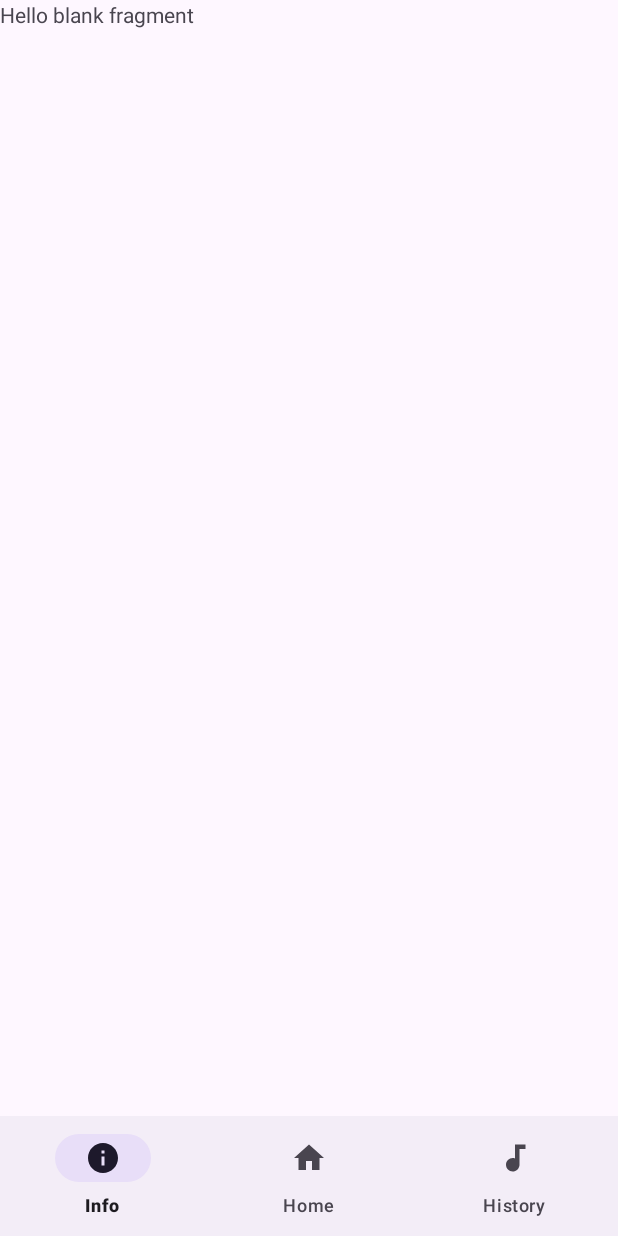
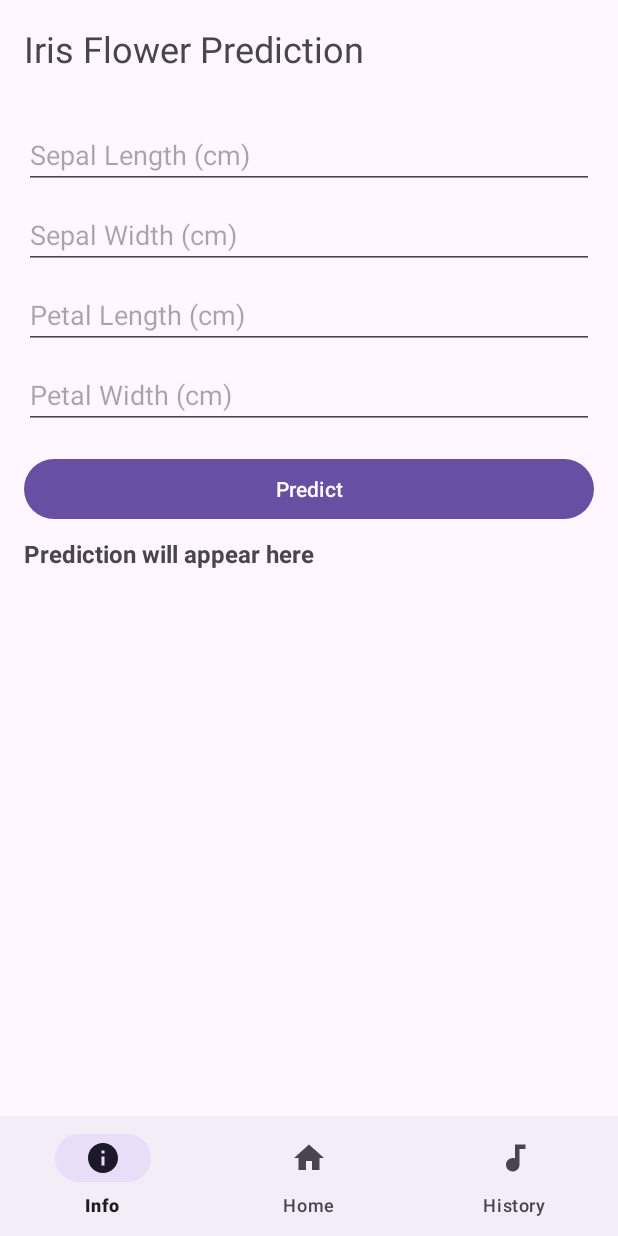
Before and after one commit to althof-z/QuranKu, an Android app: the fragment InfoFragment placed in its activity, on a phone screen of 412 x 824 dp. Run offline under Robolectric (Android 15) with nearby library versions, the phone set to English and light mode, and no system bars.

Commit message:
feat: Iris Predict

```diff
--- a/app/build.gradle.kts
+++ b/app/build.gradle.kts
@@ -46,6 +46,9 @@ dependencies {
     implementation(libs.androidx.activity)
     implementation(libs.androidx.constraintlayout)
     implementation(libs.audiovisualizer)
+    implementation (libs.retrofit)
+    implementation (libs.converter.gson)
+
     testImplementation(libs.junit)
     androidTestImplementation(libs.androidx.junit)
     androidTestImplementation(libs.androidx.espresso.core)
--- a/app/src/main/AndroidManifest.xml
+++ b/app/src/main/AndroidManifest.xml
@@ -3,6 +3,7 @@
     xmlns:tools="http://schemas.android.com/tools">
 
     <uses-permission android:name="android.permission.RECORD_AUDIO" />
+    <uses-permission android:name="android.permission.INTERNET" />
     <uses-permission android:name="android.permission.WRITE_EXTERNAL_STORAGE"
         android:maxSdkVersion="32" />
 
--- a/app/src/main/java/com/example/quranku/InfoFragment.kt
+++ b/app/src/main/java/com/example/quranku/InfoFragment.kt
@@ -1,25 +1,68 @@
 package com.example.quranku
 
 import android.os.Bundle
-import androidx.fragment.app.Fragment
 import android.view.LayoutInflater
 import android.view.View
 import android.view.ViewGroup
+import android.widget.Toast
+import androidx.fragment.app.Fragment
+import com.example.quranku.ApiClient
+import com.example.quranku.PredictRequest
+import com.example.quranku.databinding.FragmentInfoBinding
+import retrofit2.Call
+import retrofit2.Callback
+import retrofit2.Response
 
 class InfoFragment : Fragment() {
-
-
-    override fun onCreate(savedInstanceState: Bundle?) {
-        super.onCreate(savedInstanceState)
-    }
+    private var _binding: FragmentInfoBinding? = null
+    private val binding get() = _binding!!
 
     override fun onCreateView(
         inflater: LayoutInflater, container: ViewGroup?,
         savedInstanceState: Bundle?
-    ): View? {
-        // Inflate the layout for this fragment
-        return inflater.inflate(R.layout.fragment_info, container, false)
+    ): View {
+        _binding = FragmentInfoBinding.inflate(inflater, container, false)
+
+        binding.btnPredict.setOnClickListener {
+            predict()
+        }
+
+        return binding.root
     }
 
+    private fun predict() {
+        try {
+            val features = listOf(
+                binding.inputSepalLength.text.toString().toFloat(),
+                binding.inputSepalWidth.text.toString().toFloat(),
+                binding.inputPetalLength.text.toString().toFloat(),
+                binding.inputPetalWidth.text.toString().toFloat()
+            )
 
+            val request = PredictRequest(features)
+            ApiClient.retrofit.predict(request).enqueue(object : Callback<com.example.quranku.PredictResponse> {
+                override fun onResponse(
+                    call: Call<com.example.quranku.PredictResponse>,
+                    response: Response<com.example.quranku.PredictResponse>
+                ) {
+                    if (response.isSuccessful) {
+                        binding.textResult.text = "Predicted Class: ${response.body()?.predicted_class}"
+                    } else {
+                        binding.textResult.text = "Prediction failed. Code: ${response.code()}"
+                    }
+                }
+
+                override fun onFailure(call: Call<com.example.quranku.PredictResponse>, t: Throwable) {
+                    binding.textResult.text = "Error: ${t.message}"
+                }
+            })
+        } catch (e: Exception) {
+            Toast.makeText(requireContext(), "Invalid input: ${e.message}", Toast.LENGTH_SHORT).show()
+        }
+    }
+
+    override fun onDestroyView() {
+        super.onDestroyView()
+        _binding = null
+    }
 }
--- a/app/src/main/res/layout/fragment_info.xml
+++ b/app/src/main/res/layout/fragment_info.xml
@@ -1,14 +1,83 @@
 <?xml version="1.0" encoding="utf-8"?>
-<FrameLayout xmlns:android="http://schemas.android.com/apk/res/android"
+<androidx.constraintlayout.widget.ConstraintLayout xmlns:android="http://schemas.android.com/apk/res/android"
+    xmlns:app="http://schemas.android.com/apk/res-auto"
     xmlns:tools="http://schemas.android.com/tools"
     android:layout_width="match_parent"
     android:layout_height="match_parent"
-    tools:context=".InfoFragment">
+    android:padding="16dp">
 
-    <!-- TODO: Update blank fragment layout -->
     <TextView
-        android:layout_width="match_parent"
-        android:layout_height="match_parent"
-        android:text="@string/hello_blank_fragment" />
+        android:id="@+id/title_text"
+        android:layout_width="wrap_content"
+        android:layout_height="wrap_content"
+        android:textSize="24sp"
+        android:text="Iris Flower Prediction"
+        app:layout_constraintStart_toStartOf="parent"
+        app:layout_constraintTop_toTopOf="parent" />
 
-</FrameLayout>
+    <EditText
+        android:id="@+id/input_sepal_length"
+        android:layout_width="0dp"
+        android:layout_height="wrap_content"
+        android:hint="Sepal Length (cm)"
+        android:inputType="numberDecimal"
+        android:layout_marginTop="32dp"
+        app:layout_constraintEnd_toEndOf="parent"
+        app:layout_constraintStart_toStartOf="parent"
+        app:layout_constraintTop_toBottomOf="@+id/title_text" />
+
+    <EditText
+        android:id="@+id/input_sepal_width"
+        android:layout_width="0dp"
+        android:layout_height="wrap_content"
+        android:hint="Sepal Width (cm)"
+        android:inputType="numberDecimal"
+        app:layout_constraintTop_toBottomOf="@id/input_sepal_length"
+        app:layout_constraintStart_toStartOf="parent"
+        app:layout_constraintEnd_toEndOf="parent"
+        android:layout_marginTop="8dp" />
+
+    <EditText
+        android:id="@+id/input_petal_length"
+        android:layout_width="0dp"
+        android:layout_height="wrap_content"
+        android:hint="Petal Length (cm)"
+        android:inputType="numberDecimal"
+        app:layout_constraintTop_toBottomOf="@id/input_sepal_width"
+        app:layout_constraintStart_toStartOf="parent"
+        app:layout_constraintEnd_toEndOf="parent"
+        android:layout_marginTop="8dp" />
+
+    <EditText
+        android:id="@+id/input_petal_width"
+        android:layout_width="0dp"
+        android:layout_height="wrap_content"
+        android:hint="Petal Width (cm)"
+        android:inputType="numberDecimal"
+        app:layout_constraintTop_toBottomOf="@id/input_petal_length"
+        app:layout_constraintStart_toStartOf="parent"
+        app:layout_constraintEnd_toEndOf="parent"
+        android:layout_marginTop="8dp" />
+
+    <Button
+        android:id="@+id/btn_predict"
+        android:layout_width="0dp"
+        android:layout_height="wrap_content"
+        android:text="Predict"
+        app:layout_constraintTop_toBottomOf="@id/input_petal_width"
+        app:layout_constraintStart_toStartOf="parent"
+        app:layout_constraintEnd_toEndOf="parent"
+        android:layout_marginTop="16dp" />
+
+    <TextView
+        android:id="@+id/text_result"
+        android:layout_width="0dp"
+        android:layout_height="wrap_content"
+        android:text="Prediction will appear here"
+        android:textStyle="bold"
+        android:textSize="16sp"
+        android:paddingTop="8dp"
+        app:layout_constraintTop_toBottomOf="@id/btn_predict"
+        app:layout_constraintStart_toStartOf="parent"
+        app:layout_constraintEnd_toEndOf="parent" />
+</androidx.constraintlayout.widget.ConstraintLayout>
--- a/gradle/libs.versions.toml
+++ b/gradle/libs.versions.toml
@@ -1,6 +1,7 @@
 [versions]
 agp = "8.6.0"
 audiovisualizer = "2.2.5"
+converterGson = "2.11.0"
 kotlin = "1.9.0"
 coreKtx = "1.10.1"
 junit = "4.13.2"
@@ -14,6 +15,7 @@ constraintlayout = "2.1.4"
 [libraries]
 androidx-core-ktx = { group = "androidx.core", name = "core-ktx", version.ref = "coreKtx" }
 audiovisualizer = { module = "io.github.gautamchibde:audiovisualizer", version.ref = "audiovisualizer" }
+converter-gson = { module = "com.squareup.retrofit2:converter-gson", version.ref = "converterGson" }
 junit = { group = "junit", name = "junit", version.ref = "junit" }
 androidx-junit = { group = "androidx.test.ext", name = "junit", version.ref = "junitVersion" }
 androidx-espresso-core = { group = "androidx.test.espresso", name = "espresso-core", version.ref = "espressoCore" }
@@ -21,6 +23,7 @@ androidx-appcompat = { group = "androidx.appcompat", name = "appcompat", version
 material = { group = "com.google.android.material", name = "material", version.ref = "material" }
 androidx-activity = { group = "androidx.activity", name = "activity", version.ref = "activity" }
 androidx-constraintlayout = { group = "androidx.constraintlayout", name = "constraintlayout", version.ref = "constraintlayout" }
+retrofit = { module = "com.squareup.retrofit2:retrofit", version.ref = "converterGson" }
 
 [plugins]
 android-application = { id = "com.android.application", version.ref = "agp" }
```
Also changed, not shown: app/src/main/java/com/example/quranku/ApiClient.kt (added, +14 -0 lines), app/src/main/java/com/example/quranku/ApiService.kt (added, +13 -0 lines).
